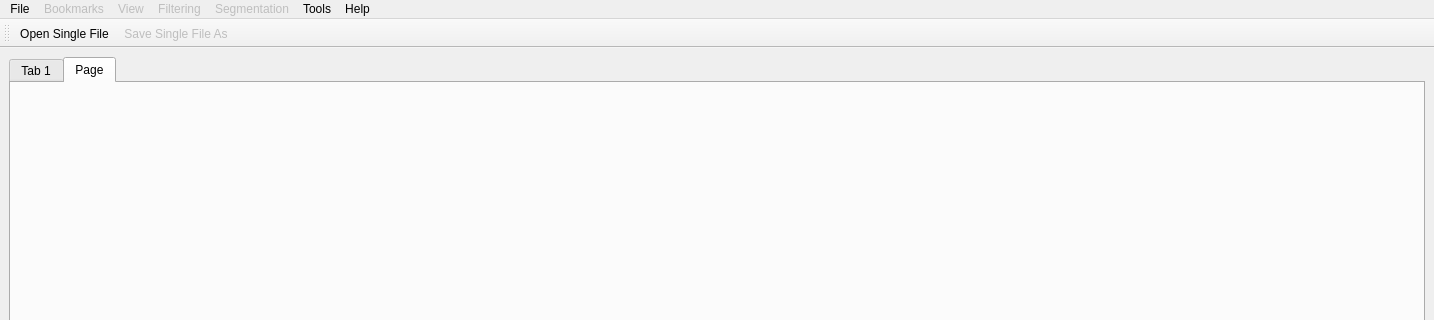
Old version of the form branches/GoFigure2Beta/Code/GUI/src/go.ui in the repository gofigure2/GoFigure2; both pictures show x 0 to 1434 and y 0 to 320 of the 1434 by 826 pixel window.
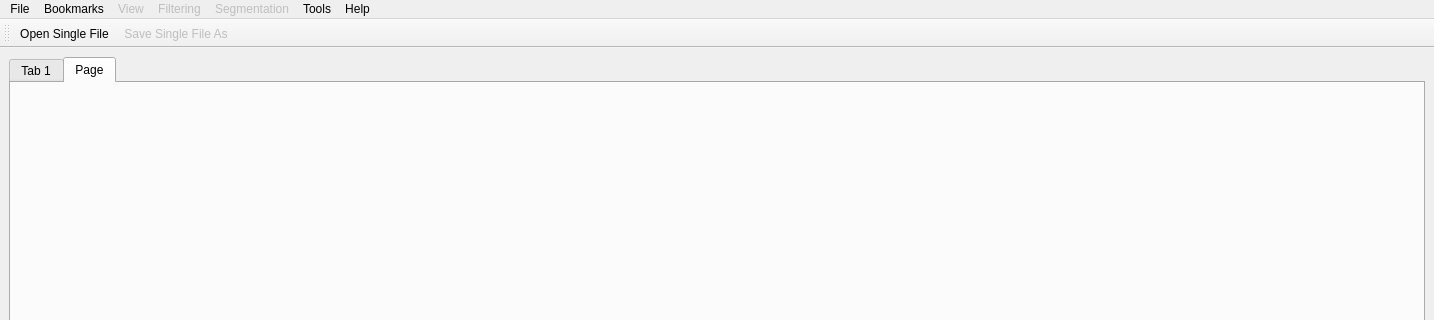
New version of the form. Icons and pictures are not drawn.

```diff
--- a/branches/GoFigure2Beta/Code/GUI/src/go.ui
+++ b/branches/GoFigure2Beta/Code/GUI/src/go.ui
@@ -59,7 +59,7 @@
      <x>0</x>
      <y>0</y>
      <width>1434</width>
-     <height>22</height>
+     <height>25</height>
     </rect>
    </property>
    <widget class="QMenu" name="menuFile">
@@ -153,7 +153,7 @@
    </widget>
    <widget class="QMenu" name="menuBookmarks">
     <property name="enabled">
-     <bool>false</bool>
+     <bool>true</bool>
     </property>
     <property name="title">
      <string>Bookmarks</string>
```
